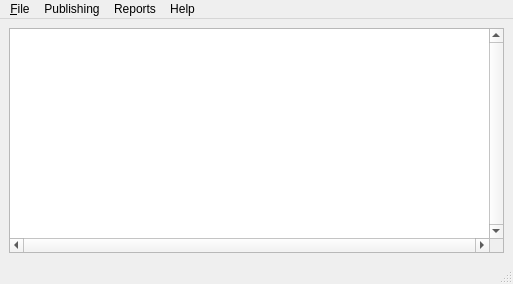
cityofaustin/ags-service-publisher-gui, file src/mainwindow/mainwindow.ui: the form before one commit.
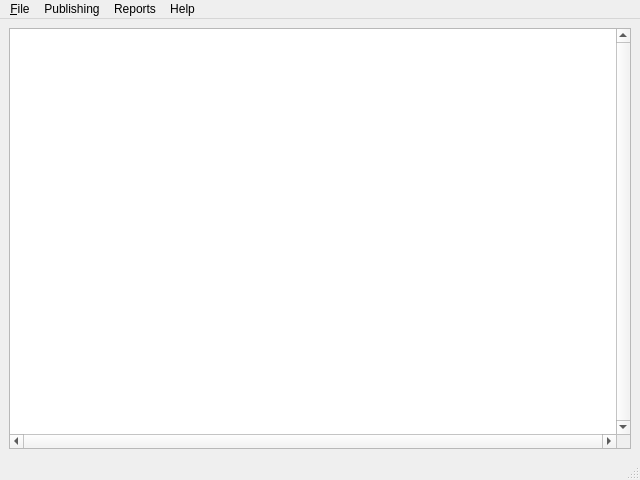
The form after the commit.

Commit message: Rename publish window OK button and disable it unless there are selected services/instances

The edit to the form file:
```diff
--- a/src/mainwindow/mainwindow.ui
+++ b/src/mainwindow/mainwindow.ui
@@ -6,8 +6,8 @@
    <rect>
     <x>0</x>
     <y>0</y>
-    <width>513</width>
-    <height>284</height>
+    <width>640</width>
+    <height>480</height>
    </rect>
   </property>
   <property name="windowTitle">
@@ -69,7 +69,7 @@
     <rect>
      <x>0</x>
      <y>0</y>
-     <width>513</width>
+     <width>640</width>
      <height>18</height>
     </rect>
    </property>
```
The commit also changes 4 other files.
